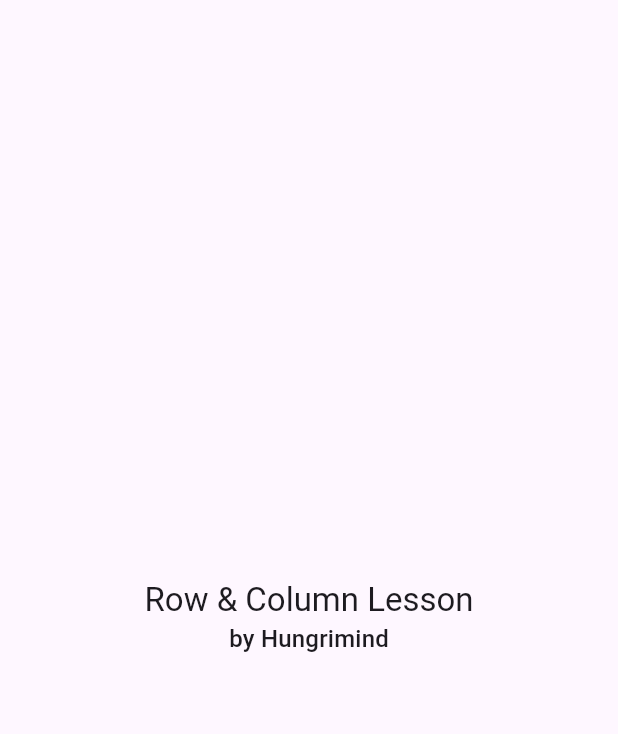
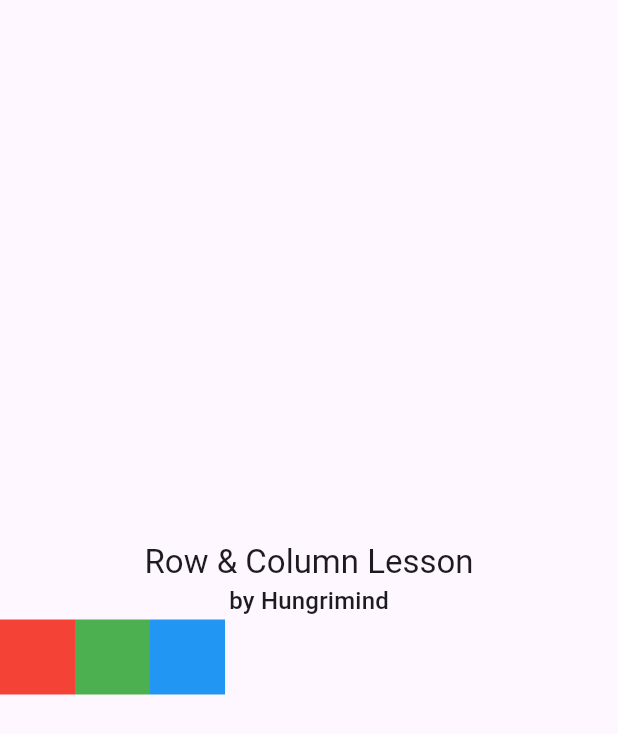
Before and after one commit to hungrimind/best-flutter, a Flutter app: the screen it shows after launch, on a phone screen of 412 x 824 dp. Shown: the top 734 px of the screen. Run offline on Flutter 3.47's test engine with Material 3 defaults, Android fonts, the phone set to English and light mode, and no system bars.

Commit message:
complete row column

```diff
--- a/row_column/lib/demo.dart
+++ b/row_column/lib/demo.dart
@@ -13,6 +13,13 @@ class LayoutDemo extends StatelessWidget {
                 style: Theme.of(context).textTheme.titleLarge),
             Text('by Hungrimind',
                 style: Theme.of(context).textTheme.titleMedium),
+            Row(
+              children: [
+                Container(width: 50, height: 50, color: Colors.red),
+                Container(width: 50, height: 50, color: Colors.green),
+                Container(width: 50, height: 50, color: Colors.blue),
+              ],
+            ),
           ],
         ),
       ),
```
